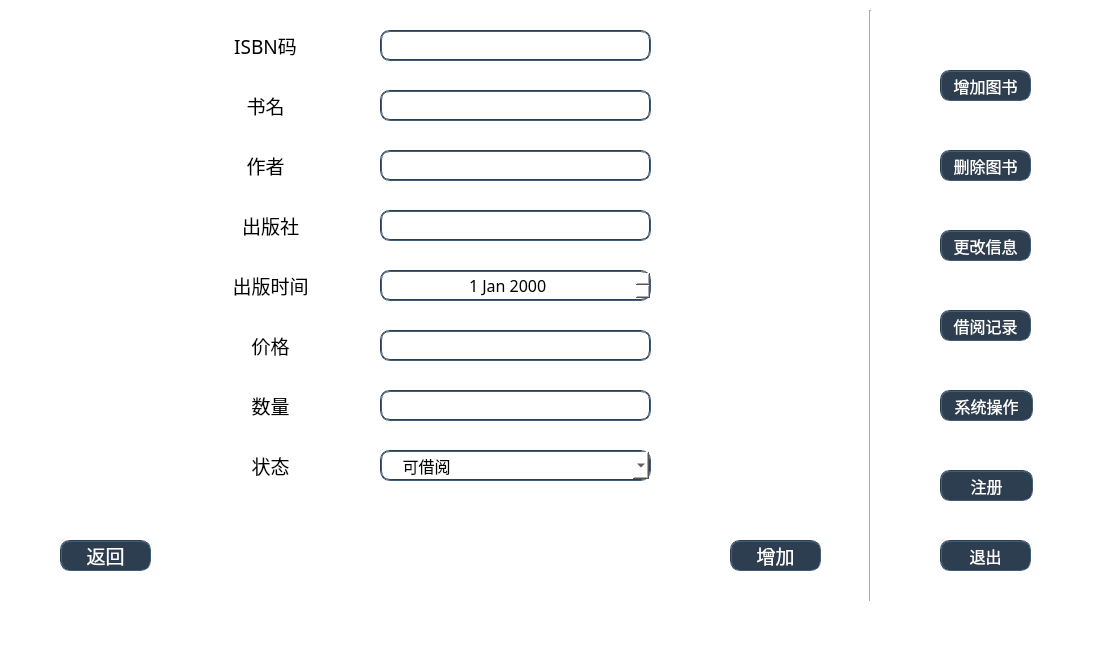
First picture: the form in abc/mainwindow_manage.ui, repository BookMangeTeam/bookmanage, before the edit.
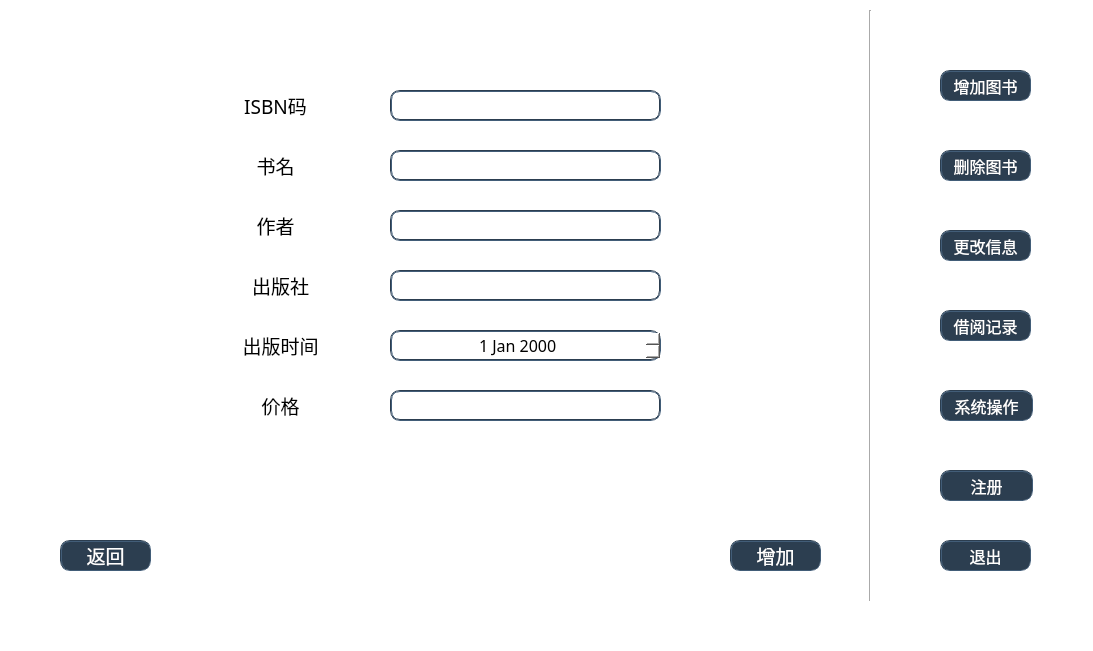
Second picture: the form after the edit. The open tabs and pages were chosen to show the change.

```diff
--- a/abc/mainwindow_manage.ui
+++ b/abc/mainwindow_manage.ui
@@ -116,8 +116,8 @@
      <widget class="QLineEdit" name="add_ISBN">
       <property name="geometry">
        <rect>
-        <x>370</x>
-        <y>10</y>
+        <x>380</x>
+        <y>70</y>
         <width>271</width>
         <height>31</height>
        </rect>
@@ -134,8 +134,8 @@
      <widget class="QLabel" name="isbn">
       <property name="geometry">
        <rect>
-        <x>210</x>
-        <y>10</y>
+        <x>220</x>
+        <y>70</y>
         <width>91</width>
         <height>31</height>
        </rect>
@@ -159,8 +159,8 @@
      <widget class="QLabel" name="bookName">
       <property name="geometry">
        <rect>
-        <x>220</x>
-        <y>70</y>
+        <x>230</x>
+        <y>130</y>
         <width>71</width>
         <height>31</height>
        </rect>
@@ -181,8 +181,8 @@
      <widget class="QLineEdit" name="add_bookName">
       <property name="geometry">
        <rect>
-        <x>370</x>
-        <y>70</y>
+        <x>380</x>
+        <y>130</y>
         <width>271</width>
         <height>31</height>
        </rect>
@@ -199,8 +199,8 @@
      <widget class="QLabel" name="author">
       <property name="geometry">
        <rect>
-        <x>220</x>
-        <y>130</y>
+        <x>230</x>
+        <y>190</y>
         <width>71</width>
         <height>31</height>
        </rect>
@@ -221,8 +221,8 @@
      <widget class="QLineEdit" name="add_author">
       <property name="geometry">
        <rect>
-        <x>370</x>
-        <y>130</y>
+        <x>380</x>
+        <y>190</y>
         <width>271</width>
         <height>31</height>
        </rect>
@@ -239,8 +239,8 @@
      <widget class="QLabel" name="publish">
       <property name="geometry">
        <rect>
-        <x>220</x>
-        <y>190</y>
+        <x>230</x>
+        <y>250</y>
         <width>81</width>
         <height>31</height>
        </rect>
@@ -261,8 +261,8 @@
      <widget class="QLabel" name="price">
       <property name="geometry">
        <rect>
-        <x>230</x>
-        <y>310</y>
+        <x>240</x>
+        <y>370</y>
         <width>61</width>
         <height>31</height>
        </rect>
@@ -283,48 +283,8 @@
      <widget class="QLineEdit" name="add_price">
       <property name="geometry">
        <rect>
-        <x>370</x>
-        <y>310</y>
-        <width>271</width>
-        <height>31</height>
-       </rect>
-      </property>
-      <property name="font">
-       <font>
-        <family>Arial</family>
-       </font>
-      </property>
-      <property name="styleSheet">
-       <string notr="true">border:2px groove rgb(44, 62, 80);border-radius:10px;padding:2px 4px;</string>
-      </property>
-     </widget>
-     <widget class="QLabel" name="amount">
-      <property name="geometry">
-       <rect>
-        <x>230</x>
+        <x>380</x>
         <y>370</y>
-        <width>61</width>
-        <height>31</height>
-       </rect>
-      </property>
-      <property name="font">
-       <font>
-        <family>等线</family>
-        <pointsize>14</pointsize>
-       </font>
-      </property>
-      <property name="text">
-       <string>数量</string>
-      </property>
-      <property name="alignment">
-       <set>Qt::AlignCenter</set>
-      </property>
-     </widget>
-     <widget class="QLineEdit" name="add_amount">
-      <property name="geometry">
-       <rect>
-        <x>370</x>
-        <y>370</y>
         <width>271</width>
         <height>31</height>
        </rect>
@@ -338,62 +298,11 @@
        <string notr="true">border:2px groove rgb(44, 62, 80);border-radius:10px;padding:2px 4px;</string>
       </property>
      </widget>
-     <widget class="QLabel" name="status">
-      <property name="geometry">
-       <rect>
-        <x>230</x>
-        <y>430</y>
-        <width>61</width>
-        <height>31</height>
-       </rect>
-      </property>
-      <property name="font">
-       <font>
-        <family>等线</family>
-        <pointsize>14</pointsize>
-       </font>
-      </property>
-      <property name="text">
-       <string>状态</string>
-      </property>
-      <property name="alignment">
-       <set>Qt::AlignCenter</set>
-      </property>
-     </widget>
-     <widget class="QComboBox" name="add_status">
-      <property name="geometry">
-       <rect>
-        <x>370</x>
-        <y>430</y>
-        <width>271</width>
-        <height>31</height>
-       </rect>
-      </property>
-      <property name="font">
-       <font>
-        <family>等线</family>
-        <pointsize>12</pointsize>
-       </font>
-      </property>
-      <property name="styleSheet">
-       <string notr="true">border:2px groove rgb(44, 62, 80);border-radius:10px;padding:2px 4px;text-align:center</string>
-      </property>
-      <item>
-       <property name="text">
-        <string>    可借阅</string>
-       </property>
-      </item>
-      <item>
-       <property name="text">
-        <string>   不可借阅</string>
-       </property>
-      </item>
-     </widget>
      <widget class="QLabel" name="publishTime">
       <property name="geometry">
        <rect>
-        <x>210</x>
-        <y>250</y>
+        <x>220</x>
+        <y>310</y>
         <width>101</width>
         <height>31</height>
        </rect>
@@ -414,8 +323,8 @@
      <widget class="QLineEdit" name="add_publish">
       <property name="geometry">
        <rect>
-        <x>370</x>
-        <y>190</y>
+        <x>380</x>
+        <y>250</y>
         <width>271</width>
         <height>31</height>
        </rect>
@@ -427,8 +336,8 @@
      <widget class="QDateEdit" name="add_publishTime">
       <property name="geometry">
        <rect>
-        <x>370</x>
-        <y>250</y>
+        <x>380</x>
+        <y>310</y>
         <width>271</width>
         <height>31</height>
        </rect>
```
Left out of the diff: 2 changed lines with no effect on the pictures.
